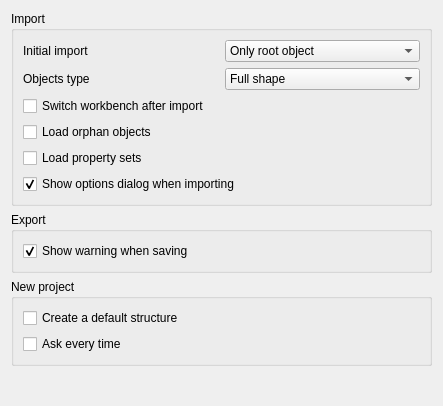
The window that ui/preferencesNativeIFC.ui (yorikvanhavre/FreeCAD-NativeIFC) describes before a commit, drawn with Qt 5.
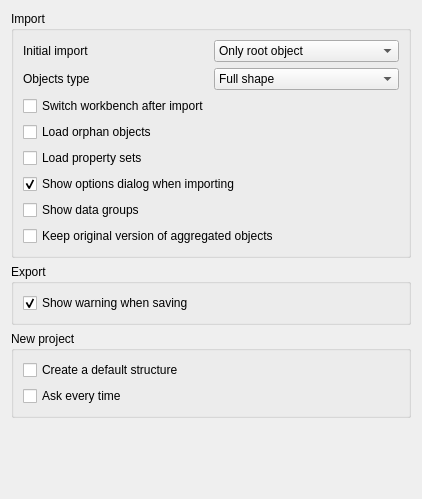
The same window after the commit. Custom widgets are drawn as their Qt base class.

Commit message: Added pref options to show data groups and not delete aggregated objects

What changed in the file:
```diff
--- a/ui/preferencesNativeIFC.ui
+++ b/ui/preferencesNativeIFC.ui
@@ -6,8 +6,8 @@
    <rect>
     <x>0</x>
     <y>0</y>
-    <width>443</width>
-    <height>406</height>
+    <width>422</width>
+    <height>499</height>
    </rect>
   </property>
   <property name="windowTitle">
@@ -161,6 +161,38 @@
         </property>
        </widget>
       </item>
+      <item>
+       <widget class="Gui::PrefCheckBox" name="checkBox_9">
+        <property name="toolTip">
+         <string>By default, groups containing non-geometrical data in an IFC document are hidden in the tree. You can show them by right-clicking the IFC document and selecting 'Shoiw hidden objects'. By enabling this setting, these groups will not be hidden by default anymore.</string>
+        </property>
+        <property name="text">
+         <string>Show data groups</string>
+        </property>
+        <property name="prefEntry" stdset="0">
+         <cstring>ShowDataGroups</cstring>
+        </property>
+        <property name="prefPath" stdset="0">
+         <cstring>Mod/NativeIFC</cstring>
+        </property>
+       </widget>
+      </item>
+      <item>
+       <widget class="Gui::PrefCheckBox" name="checkBox_10">
+        <property name="toolTip">
+         <string>When enabling this, the original version of objects dropped onto an IFC project tree will not be deleted.</string>
+        </property>
+        <property name="text">
+         <string>Keep original version of aggregated objects</string>
+        </property>
+        <property name="prefEntry" stdset="0">
+         <cstring>KeepAggregated</cstring>
+        </property>
+        <property name="prefPath" stdset="0">
+         <cstring>Mod/NativeIFC</cstring>
+        </property>
+       </widget>
+      </item>
      </layout>
     </widget>
    </item>
```
The commit also changes 1 other file.
